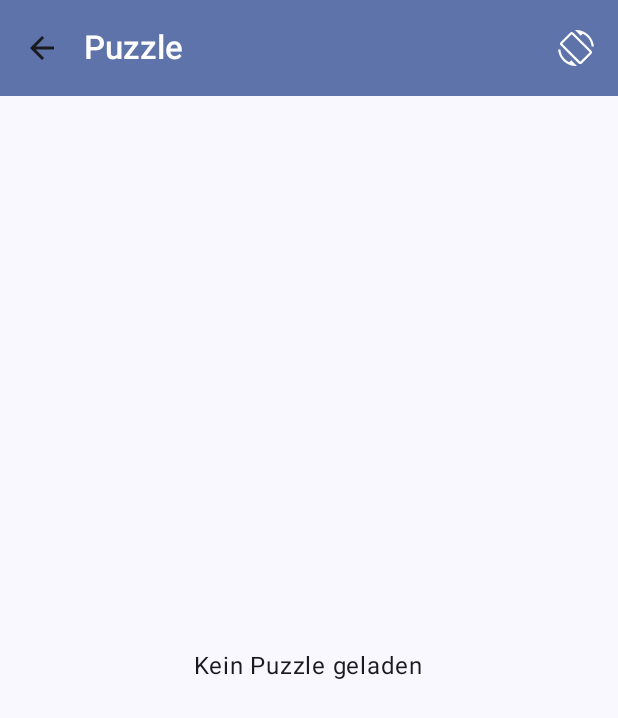
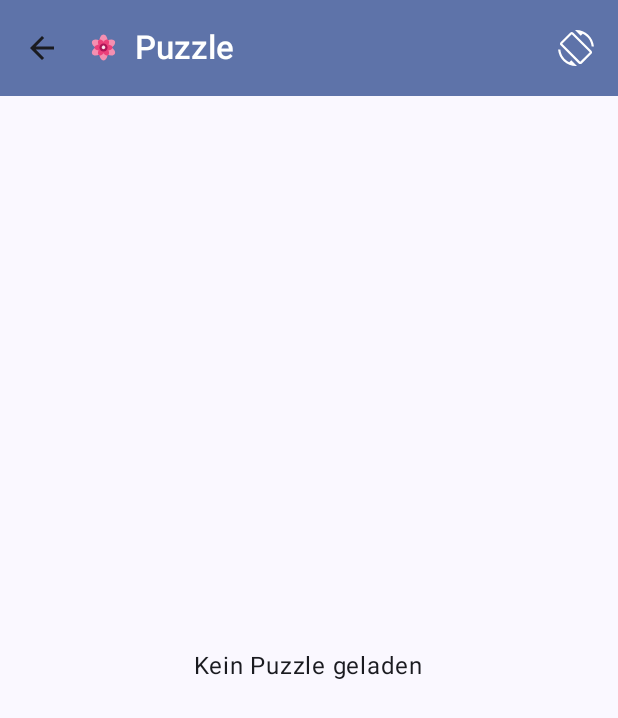
Before and after one commit to Crambambouli/Claude, an Android app built with Jetpack Compose: the PuzzleScreen screen opened through its navigation route, on a phone screen of 412 x 824 dp. Shown: the top 718 px of the screen. Run offline under Robolectric (Android 15) with nearby library versions, the phone set to English and light mode, and no system bars; pictures from the network do not load.

Commit message:
Feature: Rosen-Logo und ausklappbare Ablage
- ic_rose.xml als Rosenbluete-Vektor (Draufsicht, 3 Schichten Blaetter)
- ic_launcher_foreground.xml auf Rose umgestellt, Background auf creme
- TopAppBar in Setup- und Puzzle-Screen zeigt Rose links vom Titel
- Ablage erweitert: Expand/Collapse-Button; ausgeklappt fuellt sie das
  Spielfeld, groessere Thumbnails (88dp statt 56dp)

https://claude.ai/code/session_01DhJngjXTwGkf7QnhEdqyVZ

```diff
--- a/puzzle_android/app/src/main/kotlin/com/puzzle/android/ui/screens/PuzzleScreen.kt
+++ b/puzzle_android/app/src/main/kotlin/com/puzzle/android/ui/screens/PuzzleScreen.kt
@@ -34,6 +34,8 @@ import androidx.compose.foundation.shape.RoundedCornerShape
 import androidx.compose.material.icons.Icons
 import androidx.compose.material.icons.automirrored.filled.ArrowBack
 import androidx.compose.material.icons.filled.Close
+import androidx.compose.material.icons.filled.ExpandLess
+import androidx.compose.material.icons.filled.ExpandMore
 import androidx.compose.material.icons.filled.ScreenRotation
 import androidx.compose.material.icons.filled.UnfoldLess
 import androidx.compose.material3.Button
@@ -78,6 +80,7 @@ import androidx.compose.ui.input.pointer.pointerInput
 import androidx.compose.ui.platform.LocalConfiguration
 import androidx.compose.ui.platform.LocalContext
 import androidx.compose.ui.platform.LocalDensity
+import androidx.compose.ui.res.painterResource
 import androidx.compose.ui.text.font.FontWeight
 import androidx.compose.ui.text.style.TextAlign
 import androidx.compose.ui.unit.IntOffset
@@ -87,6 +90,7 @@ import androidx.compose.ui.window.Dialog
 import androidx.compose.ui.window.DialogProperties
 import androidx.lifecycle.viewmodel.compose.viewModel
 import androidx.navigation.NavController
+import com.puzzle.android.R
 import com.puzzle.android.game.EdgeType
 import com.puzzle.android.game.JigsawPiece
 import com.puzzle.android.game.JigsawShapeGenerator
@@ -108,7 +112,20 @@ fun PuzzleScreen(
     Scaffold(
         topBar = {
             TopAppBar(
-                title = { Text("Puzzle", style = MaterialTheme.typography.titleLarge) },
+                title = {
+                    Row(
+                        verticalAlignment     = Alignment.CenterVertically,
+                        horizontalArrangement = Arrangement.spacedBy(8.dp)
+                    ) {
+                        Icon(
+                            painter            = painterResource(R.drawable.ic_rose),
+                            contentDescription = null,
+                            tint               = Color.Unspecified,
+                            modifier           = Modifier.size(26.dp)
+                        )
+                        Text("Puzzle", style = MaterialTheme.typography.titleLarge)
+                    }
+                },
                 navigationIcon = {
                     IconButton(onClick = { vm.backToSetup(); navController.popBackStack() }) {
                         Icon(Icons.AutoMirrored.Filled.ArrowBack, contentDescription = "Zurück")
@@ -135,6 +152,7 @@ fun PuzzleScreen(
         val state = jigsaw
         var isMinimized     by remember { mutableStateOf(false) }
         var showPreviewFull by remember { mutableStateOf(false) }
+        var trayExpanded    by remember { mutableStateOf(false) }
 
         if (state == null || definitions.isEmpty()) {
             Box(Modifier.fillMaxSize().padding(padding), contentAlignment = Alignment.Center) {
@@ -164,7 +182,7 @@ fun PuzzleScreen(
                 }
 
                 // ── Main play area ───────────────────────────────────────────
-                if (!isMinimized) {
+                if (!isMinimized && !trayExpanded) {
                     Box(modifier = Modifier.weight(1f).fillMaxWidth()) {
 
                         // boardScale / boardOffset live here so piece-drag lambdas capture them
@@ -419,13 +437,39 @@ fun PuzzleScreen(
 
                 // ── Tray ────────────────────────────────────────────────────
                 val trayPieces = remember(state.pieces) { state.pieces.filter { it.isInTray } }
+                val trayMinSize = if (trayExpanded) 88.dp else 56.dp
 
-                Box(
+                Column(
                     modifier = Modifier
                         .fillMaxWidth()
-                        .height(72.dp)
+                        .then(
+                            if (trayExpanded) Modifier.weight(1f)
+                            else Modifier.height(88.dp)
+                        )
                         .background(Color(0xFFF0F0F8))
                 ) {
+                    Row(
+                        modifier              = Modifier.fillMaxWidth().padding(horizontal = 6.dp),
+                        verticalAlignment     = Alignment.CenterVertically,
+                        horizontalArrangement = Arrangement.SpaceBetween
+                    ) {
+                        Text(
+                            text  = "Ablage (${trayPieces.size})",
+                            style = MaterialTheme.typography.labelSmall,
+                            color = MaterialTheme.colorScheme.onSurfaceVariant
+                        )
+                        IconButton(
+                            onClick  = { trayExpanded = !trayExpanded },
+                            modifier = Modifier.size(28.dp)
+                        ) {
+                            Icon(
+                                imageVector        = if (trayExpanded) Icons.Default.ExpandMore else Icons.Default.ExpandLess,
+                                contentDescription = if (trayExpanded) "Ablage einklappen" else "Ablage ausklappen",
+                                tint               = MaterialTheme.colorScheme.primary
+                            )
+                        }
+                    }
+                    Box(modifier = Modifier.fillMaxWidth().weight(1f)) {
                         if (trayPieces.isEmpty()) {
                             Box(Modifier.fillMaxSize(), contentAlignment = Alignment.Center) {
                                 Text(
@@ -437,7 +481,7 @@ fun PuzzleScreen(
                             }
                         } else {
                             LazyVerticalGrid(
-                            columns               = GridCells.Adaptive(minSize = 56.dp),
+                                columns               = GridCells.Adaptive(minSize = trayMinSize),
                                 modifier              = Modifier.fillMaxSize(),
                                 contentPadding        = PaddingValues(2.dp),
                                 horizontalArrangement = Arrangement.spacedBy(2.dp),
@@ -452,6 +496,7 @@ fun PuzzleScreen(
                                         totalCols = state.cols,
                                         onClick   = { vm.movePieceToBoard(piece.id) }
                                     )
+                                }
                             }
                         }
                     }
--- a/puzzle_android/app/src/main/kotlin/com/puzzle/android/ui/screens/SetupScreen.kt
+++ b/puzzle_android/app/src/main/kotlin/com/puzzle/android/ui/screens/SetupScreen.kt
@@ -22,6 +22,7 @@ import androidx.compose.material3.CardDefaults
 import androidx.compose.material3.CircularProgressIndicator
 import androidx.compose.material3.ExperimentalMaterial3Api
 import androidx.compose.material3.FilterChip
+import androidx.compose.material3.Icon
 import androidx.compose.material3.MaterialTheme
 import androidx.compose.material3.OutlinedButton
 import androidx.compose.material3.Scaffold
@@ -34,10 +35,12 @@ import androidx.compose.runtime.collectAsState
 import androidx.compose.runtime.getValue
 import androidx.compose.ui.Alignment
 import androidx.compose.ui.Modifier
+import androidx.compose.ui.res.painterResource
 import androidx.compose.ui.text.font.FontWeight
 import androidx.compose.ui.unit.dp
 import androidx.lifecycle.viewmodel.compose.viewModel
 import androidx.navigation.NavController
+import com.puzzle.android.R
 import com.puzzle.android.data.model.PuzzleCategory
 import com.puzzle.android.data.model.PuzzleStyle
 import com.puzzle.android.viewmodel.PuzzleViewModel
@@ -62,7 +65,20 @@ fun SetupScreen(
     Scaffold(
         topBar = {
             TopAppBar(
-                title   = { Text("Puzzle Rose", style = MaterialTheme.typography.titleLarge) },
+                title = {
+                    androidx.compose.foundation.layout.Row(
+                        verticalAlignment = Alignment.CenterVertically,
+                        horizontalArrangement = Arrangement.spacedBy(8.dp)
+                    ) {
+                        Icon(
+                            painter            = painterResource(R.drawable.ic_rose),
+                            contentDescription = null,
+                            tint               = androidx.compose.ui.graphics.Color.Unspecified,
+                            modifier           = Modifier.size(28.dp)
+                        )
+                        Text("Puzzle Rose", style = MaterialTheme.typography.titleLarge)
+                    }
+                },
                 colors  = TopAppBarDefaults.topAppBarColors(
                     containerColor    = MaterialTheme.colorScheme.primaryContainer,
                     titleContentColor = MaterialTheme.colorScheme.onPrimaryContainer
--- a/puzzle_android/app/src/main/res/drawable/ic_launcher_background.xml
+++ b/puzzle_android/app/src/main/res/drawable/ic_launcher_background.xml
@@ -1,4 +1,4 @@
 <?xml version="1.0" encoding="utf-8"?>
 <shape xmlns:android="http://schemas.android.com/apk/res/android">
-    <solid android:color="#1565C0" />
+    <solid android:color="#FFF8E7" />
 </shape>
--- /dev/null
+++ b/puzzle_android/app/src/main/res/drawable/ic_rose.xml
@@ -0,0 +1,62 @@
+<?xml version="1.0" encoding="utf-8"?>
+<vector xmlns:android="http://schemas.android.com/apk/res/android"
+    android:width="24dp"
+    android:height="24dp"
+    android:viewportWidth="24"
+    android:viewportHeight="24">
+
+    <group android:pivotX="12" android:pivotY="12" android:rotation="0">
+        <path android:fillColor="#F48FB1"
+              android:pathData="M12,4 a2.5,4 0 1,0 0,8 a2.5,4 0 1,0 0,-8 Z" />
+    </group>
+    <group android:pivotX="12" android:pivotY="12" android:rotation="60">
+        <path android:fillColor="#F48FB1"
+              android:pathData="M12,4 a2.5,4 0 1,0 0,8 a2.5,4 0 1,0 0,-8 Z" />
+    </group>
+    <group android:pivotX="12" android:pivotY="12" android:rotation="120">
+        <path android:fillColor="#F48FB1"
+              android:pathData="M12,4 a2.5,4 0 1,0 0,8 a2.5,4 0 1,0 0,-8 Z" />
+    </group>
+    <group android:pivotX="12" android:pivotY="12" android:rotation="180">
+        <path android:fillColor="#F48FB1"
+              android:pathData="M12,4 a2.5,4 0 1,0 0,8 a2.5,4 0 1,0 0,-8 Z" />
+    </group>
+    <group android:pivotX="12" android:pivotY="12" android:rotation="240">
+        <path android:fillColor="#F48FB1"
+              android:pathData="M12,4 a2.5,4 0 1,0 0,8 a2.5,4 0 1,0 0,-8 Z" />
+    </group>
+    <group android:pivotX="12" android:pivotY="12" android:rotation="300">
+        <path android:fillColor="#F48FB1"
+              android:pathData="M12,4 a2.5,4 0 1,0 0,8 a2.5,4 0 1,0 0,-8 Z" />
+    </group>
+
+    <group android:pivotX="12" android:pivotY="12" android:rotation="30">
+        <path android:fillColor="#EC407A"
+              android:pathData="M12,6.5 a1.8,3 0 1,0 0,6 a1.8,3 0 1,0 0,-6 Z" />
+    </group>
+    <group android:pivotX="12" android:pivotY="12" android:rotation="90">
+        <path android:fillColor="#EC407A"
+              android:pathData="M12,6.5 a1.8,3 0 1,0 0,6 a1.8,3 0 1,0 0,-6 Z" />
+    </group>
+    <group android:pivotX="12" android:pivotY="12" android:rotation="150">
+        <path android:fillColor="#EC407A"
+              android:pathData="M12,6.5 a1.8,3 0 1,0 0,6 a1.8,3 0 1,0 0,-6 Z" />
+    </group>
+    <group android:pivotX="12" android:pivotY="12" android:rotation="210">
+        <path android:fillColor="#EC407A"
+              android:pathData="M12,6.5 a1.8,3 0 1,0 0,6 a1.8,3 0 1,0 0,-6 Z" />
+    </group>
+    <group android:pivotX="12" android:pivotY="12" android:rotation="270">
+        <path android:fillColor="#EC407A"
+              android:pathData="M12,6.5 a1.8,3 0 1,0 0,6 a1.8,3 0 1,0 0,-6 Z" />
+    </group>
+    <group android:pivotX="12" android:pivotY="12" android:rotation="330">
+        <path android:fillColor="#EC407A"
+              android:pathData="M12,6.5 a1.8,3 0 1,0 0,6 a1.8,3 0 1,0 0,-6 Z" />
+    </group>
+
+    <path android:fillColor="#AD1457"
+          android:pathData="M12,9.5 a2.5,2.5 0 1,0 0,5 a2.5,2.5 0 1,0 0,-5 Z" />
+    <path android:fillColor="#FCE4EC"
+          android:pathData="M12,10.8 a1.1,1.1 0 1,0 0,2.2 a1.1,1.1 0 1,0 0,-2.2 Z" />
+</vector>
```
Also changed, not shown: puzzle_android/app/src/main/res/drawable/ic_launcher_foreground.xml (+53 -12 lines). Lines whose indentation alone changed are shown as unchanged.
